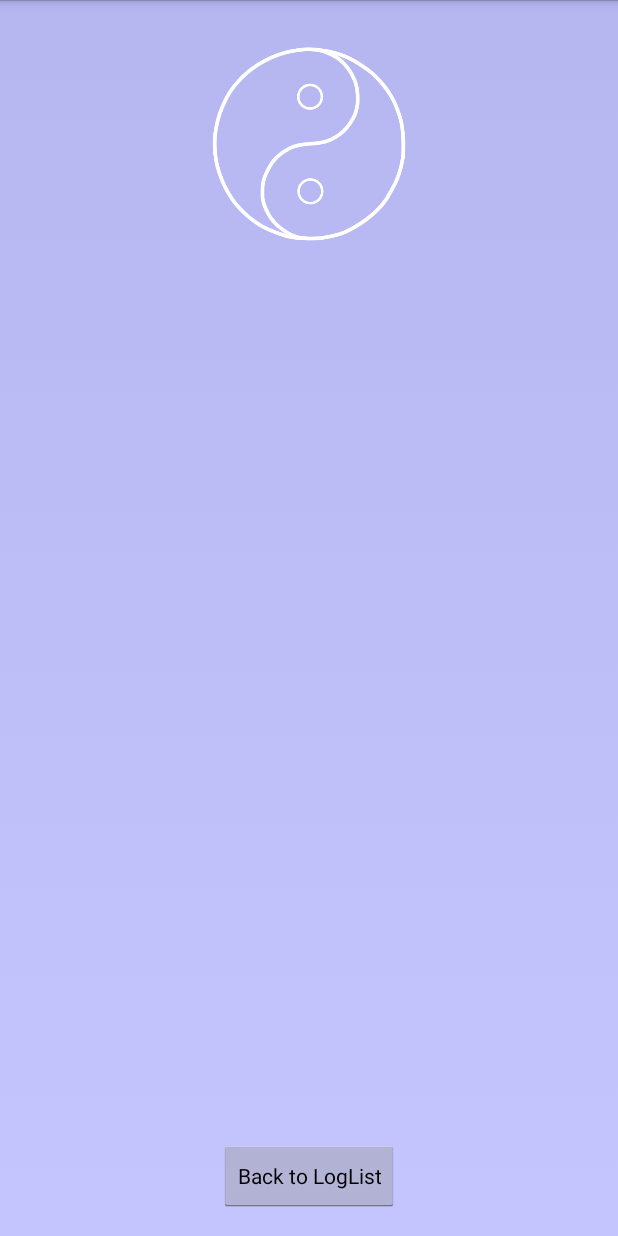
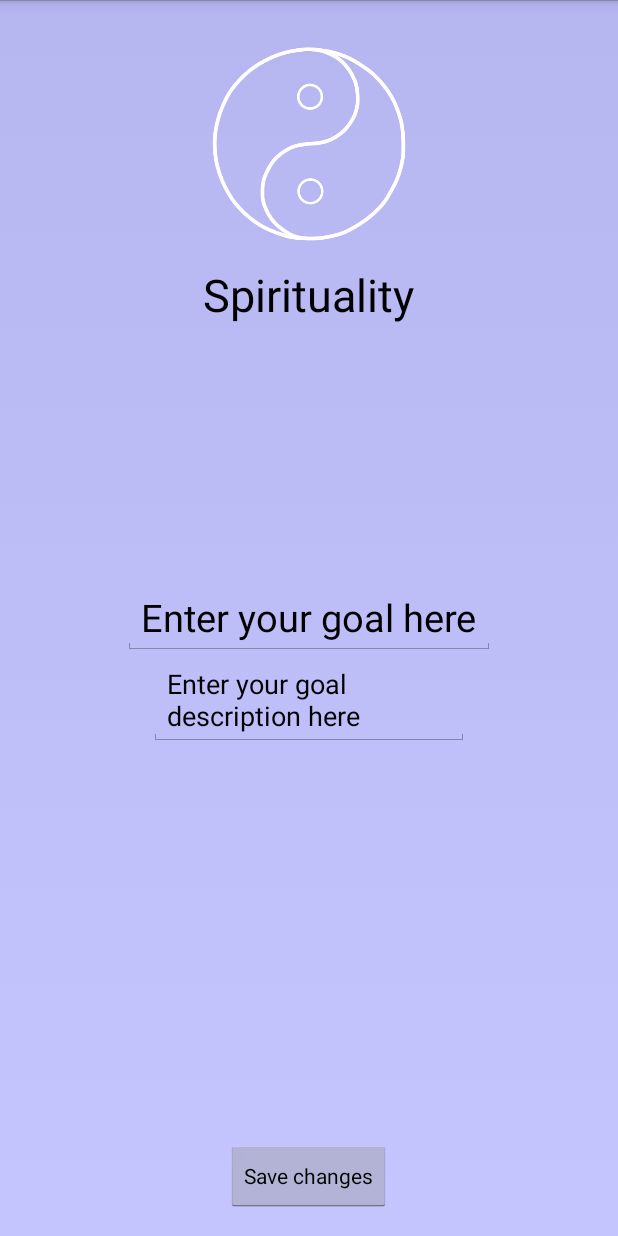
Before and after one commit to bierlingm/Xonfire, an Android app: the LifeGoal screen opened directly, with no data from a screen before it, on a phone screen of 412 x 824 dp. Run offline under Robolectric (Android 15) with nearby library versions, the light colour scheme and no system bars.

Commit message:
Goal title and description
added title and description editText views to the activity layout.

```diff
--- a/app/src/main/java/com/example/xonfire/xonfire/LifeGoal.java
+++ b/app/src/main/java/com/example/xonfire/xonfire/LifeGoal.java
@@ -6,6 +6,7 @@ import android.os.Bundle;
 import android.view.Menu;
 import android.view.MenuItem;
 import android.view.View;
+import android.widget.EditText;
 import android.widget.ImageView;
 import android.widget.TextView;
 
@@ -21,27 +22,32 @@ public class LifeGoal extends Activity {
         Intent intent = getIntent();
         int intValue = intent.getIntExtra("intVariableName", 0);
         ImageView imgView = (ImageView) findViewById(R.id.lifeImageView);
+        TextView goalView = (TextView) findViewById(R.id.goalName);
 
         //Spirituality option
         if (intValue == 0) {
             imgView.setImageResource(R.drawable.spirituality_icon_gray);
+            goalView.setText("Spirituality");
+
+
         };
 
         //Work option
         if (intValue == 1) {
             imgView.setImageResource(R.drawable.work_icon_gray);
+            goalView.setText("Work");
         };
 
         //Wellbeing option
         if (intValue == 2) {
             imgView.setImageResource(R.drawable.wellbeing_icon_gray);
+            goalView.setText("Wellbeing");
         };
 
     }
-    //Back Button
-    public void backButtonClick(View view){
-        Intent intent = new Intent(this, LogList.class);
-        startActivity(intent);
+    //Save Method
+    public void saveButtonClick(View view){
+        //Save all changes made to the text fields
     }
 
 }
--- a/app/src/main/res/layout/activity_life_goal.xml
+++ b/app/src/main/res/layout/activity_life_goal.xml
@@ -21,9 +21,39 @@
         style="?android:attr/buttonStyleSmall"
         android:layout_width="wrap_content"
         android:layout_height="wrap_content"
-        android:text="Back to LogList"
-        android:id="@+id/backButton"
+        android:text="Save changes"
+        android:id="@+id/saveButton"
         android:layout_alignParentBottom="true"
         android:layout_centerHorizontal="true"
-        android:onClick="backButtonClick"/>
+        android:onClick="saveButtonClick"/>
+
+    <TextView
+        android:layout_width="wrap_content"
+        android:layout_height="wrap_content"
+        android:textAppearance="?android:attr/textAppearanceLarge"
+        android:text="Title of Life Goal"
+        android:id="@+id/goalName"
+        android:layout_below="@+id/lifeImageView"
+        android:layout_centerHorizontal="true"
+        android:textSize="30dp" />
+
+    <EditText
+        android:layout_width="wrap_content"
+        android:layout_height="wrap_content"
+        android:id="@+id/editGoalTitle"
+        android:layout_centerVertical="true"
+        android:layout_centerHorizontal="true"
+        android:text="Enter your goal here"
+        android:textIsSelectable="false"
+        android:textSize="25dp" />
+
+    <EditText
+        android:layout_width="wrap_content"
+        android:layout_height="wrap_content"
+        android:inputType="textMultiLine"
+        android:ems="10"
+        android:id="@+id/editGoalDescription"
+        android:layout_below="@+id/editGoalTitle"
+        android:layout_centerHorizontal="true"
+        android:text="Enter your goal description here" />
 </RelativeLayout>
```
